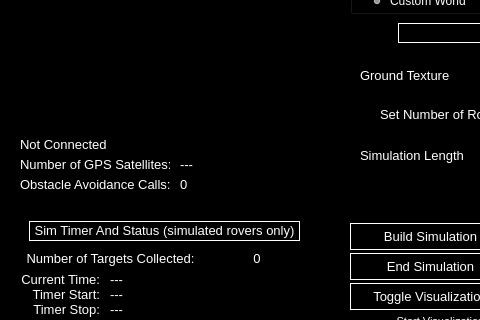
BCLab-UNM/CPFA-ROS, file src/rqt_rover_gui/src/rover_gui_plugin.ui: the form before one commit; both pictures show x 0 to 480 and y 173 to 493 of the 1100 by 725 pixel window.
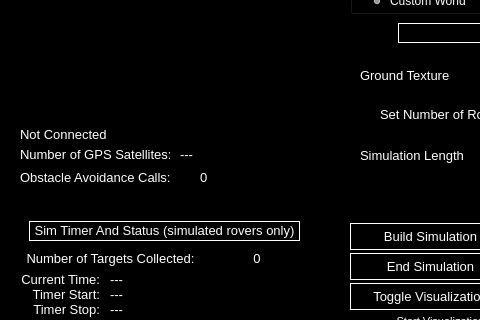
The form after the commit. Custom widgets are drawn as their Qt base class.

Commit message: 1. Tested whether rovers follow site fidelity correctly; 2. Rovers behave properly in different states.

Patch:
```diff
--- a/src/rqt_rover_gui/src/rover_gui_plugin.ui
+++ b/src/rqt_rover_gui/src/rover_gui_plugin.ui
@@ -3415,7 +3415,7 @@
     <property name="geometry">
      <rect>
       <x>10</x>
-      <y>10</y>
+      <y>0</y>
       <width>191</width>
       <height>15</height>
      </rect>
@@ -3433,7 +3433,7 @@
     <property name="geometry">
      <rect>
       <x>170</x>
-      <y>30</y>
+      <y>20</y>
       <width>120</width>
       <height>16</height>
      </rect>
@@ -3460,9 +3460,9 @@
     <property name="geometry">
      <rect>
       <x>10</x>
-      <y>50</y>
-      <width>150</width>
-      <height>16</height>
+      <y>40</y>
+      <width>181</width>
+      <height>21</height>
      </rect>
     </property>
     <property name="font">
@@ -3477,10 +3477,10 @@
    <widget class="QLabel" name="perc_of_time_avoiding_obstacles">
     <property name="geometry">
      <rect>
-      <x>170</x>
-      <y>50</y>
+      <x>190</x>
+      <y>40</y>
       <width>120</width>
-      <height>16</height>
+      <height>21</height>
      </rect>
     </property>
     <property name="font">
@@ -3496,7 +3496,7 @@
     <property name="geometry">
      <rect>
       <x>10</x>
-      <y>30</y>
+      <y>20</y>
       <width>150</width>
       <height>16</height>
      </rect>
```
Left out of the diff: 42 changed lines with no effect on the pictures. Lines whose indentation alone changed are shown as unchanged. The commit also changes 25 other files.
